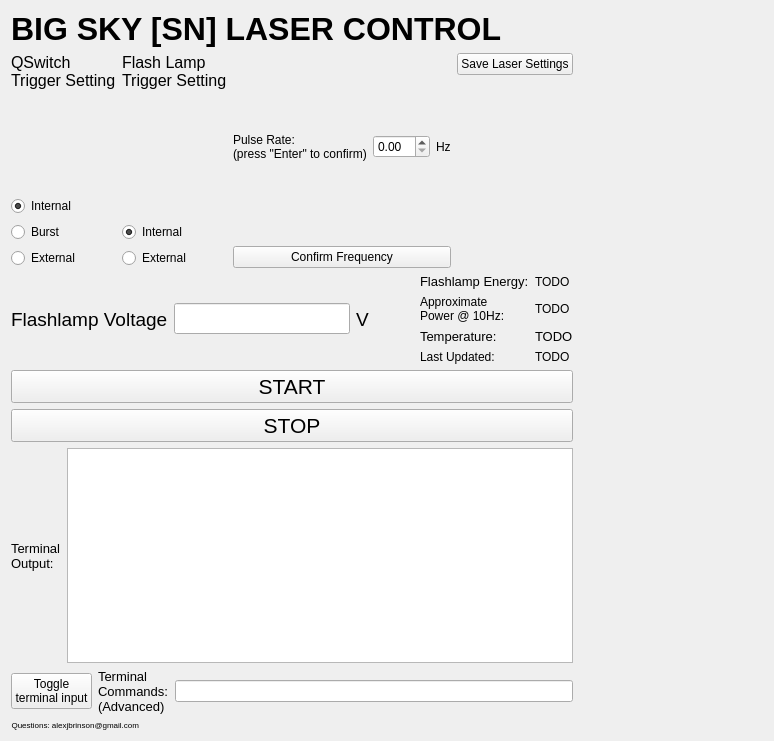
This is BigSkyController/GuiBigSkyWidget.ui in gmondee/BigGUI as Qt 5 draws it before an edit. The edited form follows.
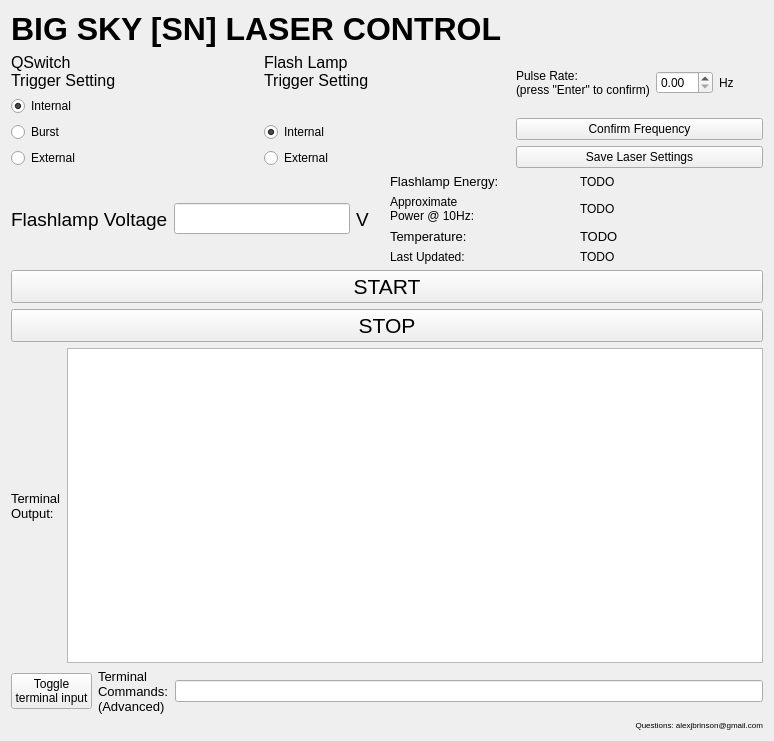
This is the edited form.

```diff
--- a/BigSkyController/GuiBigSkyWidget.ui
+++ b/BigSkyController/GuiBigSkyWidget.ui
@@ -15,8 +15,8 @@
   </property>
   <layout class="QVBoxLayout" name="verticalLayout_2">
    <item>
-    <layout class="QFormLayout" name="formLayout">
-     <item row="0" column="0">
+    <layout class="QVBoxLayout" name="verticalLayout_4">
+     <item>
       <layout class="QVBoxLayout" name="verticalLayout">
        <item>
         <widget class="QLabel" name="label">
@@ -167,10 +167,6 @@
              </property>
             </widget>
            </item>
-          </layout>
-         </item>
-         <item>
-          <layout class="QVBoxLayout" name="verticalLayout_4">
            <item>
             <widget class="QPushButton" name="laserSaveButton">
              <property name="text">
@@ -178,19 +174,6 @@
              </property>
             </widget>
            </item>
-           <item>
-            <spacer name="verticalSpacer">
-             <property name="orientation">
-              <enum>Qt::Orientation::Vertical</enum>
-             </property>
-             <property name="sizeHint" stdset="0">
-              <size>
-               <width>20</width>
-               <height>40</height>
-              </size>
-             </property>
-            </spacer>
-           </item>
           </layout>
          </item>
         </layout>
@@ -215,6 +198,12 @@
              </item>
              <item>
               <widget class="QLineEdit" name="flashLampVoltageLineEdit">
+               <property name="sizePolicy">
+                <sizepolicy hsizetype="Preferred" vsizetype="Fixed">
+                 <horstretch>0</horstretch>
+                 <verstretch>0</verstretch>
+                </sizepolicy>
+               </property>
                <property name="font">
                 <font>
                  <pointsize>14</pointsize>
@@ -241,19 +230,6 @@
            </item>
           </layout>
          </item>
-         <item>
-          <spacer name="horizontalSpacer_2">
-           <property name="orientation">
-            <enum>Qt::Orientation::Horizontal</enum>
-           </property>
-           <property name="sizeHint" stdset="0">
-            <size>
-             <width>40</width>
-             <height>20</height>
-            </size>
-           </property>
-          </spacer>
-         </item>
          <item>
           <layout class="QGridLayout" name="gridLayout">
            <item row="4" column="1">
@@ -442,7 +418,7 @@
        </item>
       </layout>
      </item>
-     <item row="1" column="0">
+     <item>
       <widget class="QLabel" name="label_2">
        <property name="font">
         <font>
```
